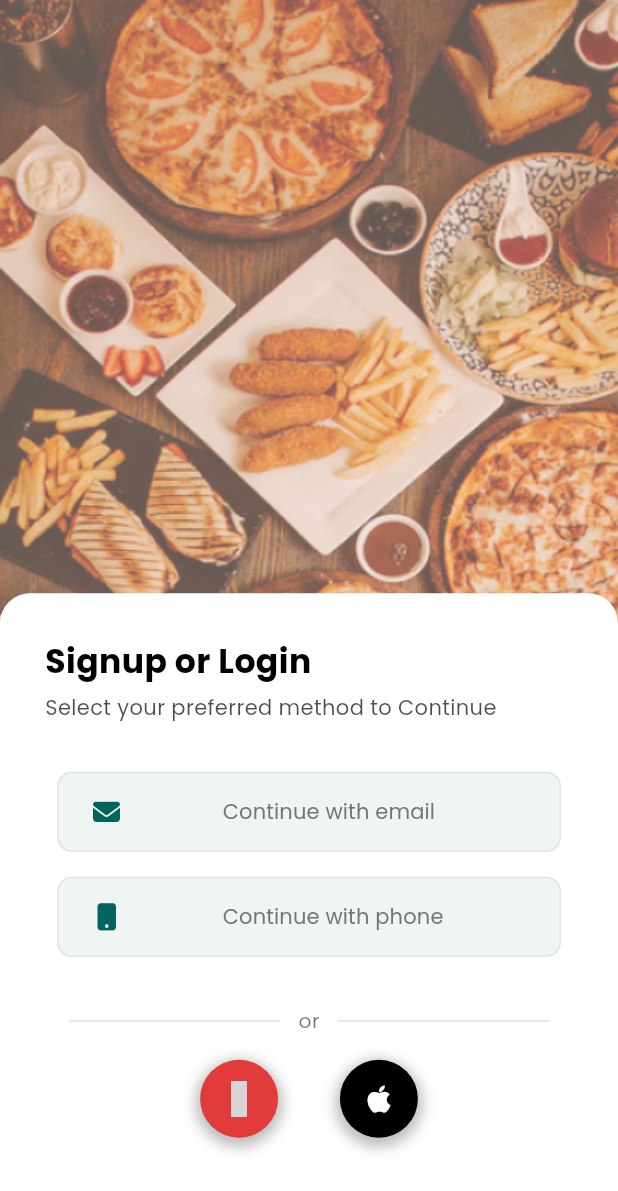
After one commit to shahid31346/Suvastu-food, a Flutter app: the screen it shows after launch, on a phone screen of 412 x 824 dp. The commit adds this screen. Shown: the top 1191 px of the screen. Run offline on Flutter 3.47's test engine with Material 3 defaults, Android fonts, the phone set to English and light mode, and no system bars; our stand-ins replace animated_bottom_navigation_bar, badges, firebase_core, firebase_crashlytics, firebase_messaging, flutter_otp_text_field and 9 more; missing offline and left inert: animated_snack_bar; accounts and stored records are empty; grey boxes are pictures that could not be loaded.

Commit message:
get started

```diff
--- /dev/null
+++ b/lib/global/elevated_button.dart
@@ -0,0 +1,71 @@
+import 'package:flutter/material.dart';
+
+class CustomElevatedButton extends StatelessWidget {
+  final String text;
+  final Color? backgroundColor;
+  final Color? borderColor;
+  final Color? textColor;
+  final Color? iconColor;
+  final Function onPressed;
+  final IconData? iconData; // New parameter for icon
+
+  const CustomElevatedButton({
+    Key? key,
+    required this.text,
+    this.backgroundColor,
+    this.borderColor,
+    this.textColor,
+    required this.onPressed,
+    this.iconData,
+    this.iconColor, // Include icon parameter
+  }) : super(key: key);
+
+  @override
+  Widget build(BuildContext context) {
+    return Padding(
+      padding: const EdgeInsets.symmetric(horizontal: 8.0),
+      child: ElevatedButton(
+        onPressed: () => onPressed(),
+        style: ButtonStyle(
+          elevation: MaterialStateProperty.all<double>(0.0), // Apply elevation
+
+          //backgroundColor: MaterialStateProperty.all<Color>(backgroundColor!),
+          shape: MaterialStateProperty.all<RoundedRectangleBorder>(
+            RoundedRectangleBorder(
+              borderRadius: BorderRadius.circular(10.0),
+              side: BorderSide(color: borderColor!, width: 1),
+            ),
+          ),
+        ),
+        child: Row(
+          children: [
+            Expanded(
+                flex: 3,
+                child: Align(
+                  alignment: Alignment.centerLeft,
+                  child: Icon(
+                    iconData,
+                    color: iconColor ??
+                        Theme.of(context).textTheme.bodySmall!.color!,
+                  ),
+                )), // Add icon here
+
+            Expanded(
+              flex: 7,
+              child: Align(
+                alignment: Alignment.centerLeft,
+                child: Text(
+                  text,
+                  style: TextStyle(
+                      color: textColor,
+                      fontWeight: FontWeight.w500,
+                      fontSize: 14),
+                ),
+              ),
+            ),
+          ],
+        ),
+      ),
+    );
+  }
+}
--- a/lib/main.dart
+++ b/lib/main.dart
@@ -7,6 +7,7 @@ import 'package:flutter/widgets.dart';
 import 'package:get/get.dart';
 import 'package:get_storage/get_storage.dart';
 import 'package:suvastufood/firebase_options.dart';
+import 'package:suvastufood/user_side/screen/auth_screens/get_started_screen.dart';
 import 'package:suvastufood/user_side/screen/auth_screens/login_screen.dart';
 import 'package:suvastufood/utils/const.dart';
 
@@ -33,7 +34,7 @@ class MyApp extends StatelessWidget {
         fontFamily: 'Poppins',
       ),
       debugShowCheckedModeBanner: false,
-      home: LoginScreen(),
+      home: GetStartedScreen(),
     );
   }
 }
--- /dev/null
+++ b/lib/user_side/screen/auth_screens/get_started_screen.dart
@@ -0,0 +1,122 @@
+import 'package:flutter/material.dart';
+import 'package:font_awesome_flutter/font_awesome_flutter.dart';
+import 'package:get/get.dart';
+import 'package:suvastufood/global/auth_social_buttons.dart';
+import 'package:suvastufood/global/elevated_button.dart';
+import 'package:suvastufood/utils/const.dart';
+
+class GetStartedScreen extends StatelessWidget {
+  const GetStartedScreen({super.key});
+
+  @override
+  Widget build(BuildContext context) {
+    final mQ = MediaQuery.of(context).size;
+    return Scaffold(
+      body: Container(
+        height: mQ.height,
+        width: mQ.width,
+        decoration: BoxDecoration(
+          image: DecorationImage(
+            colorFilter: ColorFilter.mode(
+              kOrange.withOpacity(0.2), // Apply blend color
+              BlendMode.softLight,
+            ),
+            opacity: 0.6,
+            image: const AssetImage(
+              "assets/image_5.png",
+            ),
+            fit: BoxFit.fill,
+          ),
+        ),
+        child: Column(
+          children: [
+            SizedBox(
+              height: mQ.height * 0.48,
+            ),
+            Container(
+              height: mQ.height * 0.52,
+              width: mQ.width,
+              decoration: BoxDecoration(
+                color: kWhite,
+                borderRadius: const BorderRadius.only(
+                  topLeft: Radius.circular(20),
+                  topRight: Radius.circular(20),
+                ),
+              ),
+              child: Padding(
+                padding: const EdgeInsets.all(30.0),
+                child: Column(
+                  crossAxisAlignment: CrossAxisAlignment.start,
+                  children: [
+                    Text(
+                      "Signup or Login",
+                      style: TextStyle(
+                          color: Colors.black,
+                          fontSize: 22,
+                          letterSpacing: 0.3,
+                          fontWeight: FontWeight.bold),
+                    ),
+                    SizedBox(height: 5,),
+                      Text(
+                      "Select your preferred method to Continue",
+                      style: TextStyle(
+                          color: Colors.black87.withOpacity(0.7),
+                          fontSize: 14,
+                          //letterSpacing: 0.3,
+                        ),
+                    ),
+
+                    SizedBox(height: mQ.height * 0.04),
+                    SizedBox(
+                      width: mQ.width,
+                      height: mQ.height * 0.065,
+                      child: CustomElevatedButton(
+                        onPressed: () {
+                          Get.back();
+                         // Get.toNamed(AppRoutes.emailLogin);
+                        },
+                        text: 'Continue with email'.tr,
+                       textColor: Colors.grey[600],
+                        iconData: FontAwesomeIcons.solidEnvelope,
+                        iconColor: kPrimary,
+
+                        borderColor:
+                                     Colors.grey.withOpacity(0.2),
+                      ),
+                    ),
+                    SizedBox(height: mQ.height * 0.02),
+                    SizedBox(
+                      width: mQ.width,
+                      height: mQ.height * 0.065,
+                      child: CustomElevatedButton(
+                        onPressed: () {
+                          Get.back();
+
+                        },
+                        text: 'Continue with phone'.tr,
+                        textColor:
+                            Colors.grey[600],
+                        iconData: FontAwesomeIcons.mobileButton,
+                        iconColor: kPrimary,
+                        backgroundColor: Theme.of(context).primaryColor,
+                        borderColor:
+                           Colors.grey .withOpacity(0.2),
+                      ),
+                    ),
+                    SizedBox(height: mQ.height * 0.04),
+
+                                  AuthSocialButtons(
+                      onApplePressed: () {},
+                      onGooglePressed: () {},
+                    ),
+
+                  ],
+                ),
+              ),
+            ),
+          ],
+        ),
+      ),
+    );
+  }
+}
```
Also changed, not shown: pubspec.yaml (+14 -12 lines), assets/image_5.png (added), fonts/Poppins-Bold.ttf (added), fonts/Poppins-Regular.ttf (added), fonts/Poppins-SemiBold.ttf (added), pubspec.lock.
